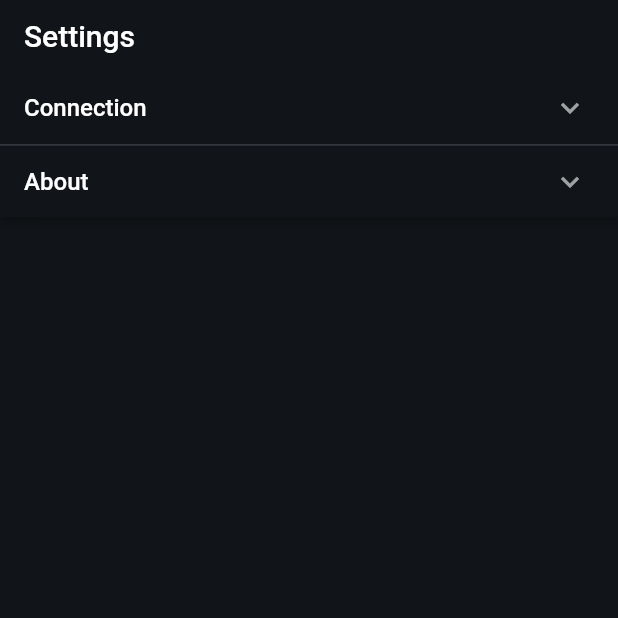
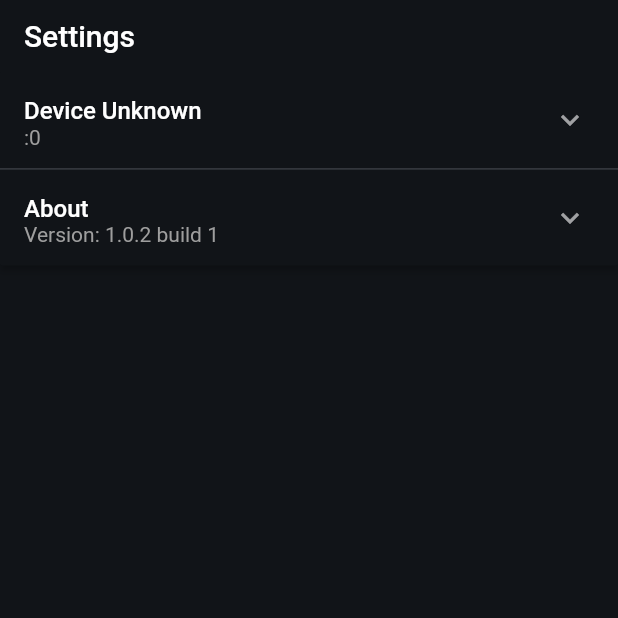
Before and after one commit to madenvel/KalinkaApp, a Flutter app: the screen it shows after launch, on a phone screen of 412 x 824 dp, the top half of it. Run offline on Flutter 3.47's test engine with Material 3 defaults, Android fonts, the phone set to English and light mode, and no system bars; our stand-ins replace cached_network_image, carousel_slider, dio, flutter_cache_manager, logger, package_info_plus and 1 more; missing offline and left inert: bonsoir.

Commit message:
Improve connection screen and setting menu

```diff
--- a/lib/data_provider.dart
+++ b/lib/data_provider.dart
@@ -604,9 +604,11 @@ class VolumeControlProvider with ChangeNotifier {
 }
 
 class ConnectionSettingsProvider with ChangeNotifier {
+  String _name = '';
   String _host = '';
   int _port = 0;
 
+  get name => _name;
   get host => _host;
   get port => _port;
   get isSet => _host.isNotEmpty && _port > 0;
@@ -617,20 +619,30 @@ class ConnectionSettingsProvider with ChangeNotifier {
 
   Future<void> _init() {
     return SharedPreferences.getInstance().then((prefs) {
+      _name = prefs.getString('RpiMusic.name') ?? 'Unknown';
       _host = prefs.getString('RpiMusic.host') ?? '';
       _port = prefs.getInt('RpiMusic.port') ?? 0;
       notifyListeners();
     });
   }
 
-  Future<void> setAddress(String host, int port) {
+  Future<void> setDevice(String name, String host, int port) {
     return SharedPreferences.getInstance().then((prefs) {
+      prefs.setString('RpiMusic.name', name);
       prefs.setString('RpiMusic.host', host);
       prefs.setInt('RpiMusic.port', port);
+      _name = name;
       _host = host;
       _port = port;
       notifyListeners();
     });
+  }
+
+  void reset() {
+    _name = '';
+    _host = '';
+    _port = 0;
+    notifyListeners();
   }
 }
 
--- a/lib/settings_tab.dart
+++ b/lib/settings_tab.dart
@@ -74,37 +74,42 @@ class _SettingsTabState extends State<SettingsTab> {
       initialOpenPanelValue: expandedSection,
       children: [
         ExpansionPanelRadio(
-            value: 0,
-            headerBuilder: (BuildContext context, bool isExpanded) {
-              return const ListTile(
-                title: Text('Connection'),
-              );
-            },
-            body: Column(children: [
-              const Divider(),
-              const Align(
-                  alignment: Alignment.centerLeft,
-                  child: Padding(
-                    padding: EdgeInsets.only(left: 16),
-                    child: Text('Pick a service to connect to:'),
-                  )),
-              buildDiscoverySection(context),
-              const Divider(),
-              buildManualOptionSection(context)
-            ]),
-            canTapOnHeader: true),
+          value: 0,
+          headerBuilder: (BuildContext context, bool isExpanded) {
+            return ListTile(
+              title: Text(
+                  'Device ${context.read<ConnectionSettingsProvider>().name}'),
+              subtitle: Text(
+                  '${context.read<ConnectionSettingsProvider>().host}:${context.read<ConnectionSettingsProvider>().port}'),
+            );
+          },
+          body: Padding(
+            padding: const EdgeInsets.all(8.0),
+            child: ElevatedButton(
+              onPressed: () {
+                Navigator.pop(context);
+                context.read<ConnectionSettingsProvider>().reset();
+              },
+              child: const Text('Setup another device'),
+            ),
+          ),
+          canTapOnHeader: true,
+        ),
         ExpansionPanelRadio(
             value: 1,
             headerBuilder: (BuildContext context, bool isExpanded) {
-              return const ListTile(
-                title: Text('About'),
+              return ListTile(
+                title: const Text('About'),
+                subtitle: isExpanded
+                    ? null
+                    : Text('Version: $_appVersion build $_appBuildNumber'),
               );
             },
             body: Column(children: [
               Align(
                   alignment: Alignment.centerLeft,
                   child: Padding(
-                    padding: const EdgeInsets.only(left: 32),
+                    padding: const EdgeInsets.only(top: 8, bottom: 8, left: 32),
                     child: Text('Version: $_appVersion build $_appBuildNumber'),
                   )),
               const SizedBox(height: 16)
@@ -114,88 +119,7 @@ class _SettingsTabState extends State<SettingsTab> {
     );
   }
 
-  Widget buildDiscoverySection(BuildContext context) {
-    final services = context.watch<ServiceDiscoveryDataProvider>().services;
-    return SizedBox(
-      height:
-          64 * (services.length.toDouble() + (services.isEmpty ? 1.0 : 0.0)),
-      child: ListView.builder(
-          itemBuilder: (context, index) {
-            if (index < services.length) {
-              return ListTile(
-                  title: Text(services[index].name),
-                  leading: const Icon(Icons.launch),
-                  onTap: services[index].host != null &&
-                          services[index].host!.isNotEmpty &&
-                          services[index].port != 0
-                      ? () {
-                          setState(() {
-                            _addressController.text = services[index].host!;
-                            _portController.text =
-                                services[index].port.toString();
-                          });
-                        }
-                      : null);
-            } else {
-              return services.isEmpty
-                  ? const Center(child: CircularProgressIndicator())
-                  : const SizedBox.shrink();
-            }
-          },
-          itemCount: services.length + 1),
-    );
-  }
-
-  Widget buildManualOptionSection(BuildContext context) {
-    return Padding(
-      padding: const EdgeInsets.all(8.0),
-      child: Row(
-        children: [
-          Expanded(
-              child: TextField(
-            controller: _addressController,
-            decoration: const InputDecoration(
-              border: OutlineInputBorder(),
-              labelText: 'Host',
-            ),
-            onChanged: (value) {
-              setState(() {});
-            },
-          )),
-          const SizedBox(width: 8),
-          SizedBox(
-              width: 100,
-              child: TextField(
-                keyboardType: TextInputType.number,
-                controller: _portController,
-                decoration: const InputDecoration(
-                  border: OutlineInputBorder(),
-                  labelText: 'Port',
-                ),
-                onChanged: (value) {
-                  setState(() {});
-                },
-              )),
-          Padding(
-            padding:
-                const EdgeInsets.only(left: 8, right: 8, bottom: 8, top: 8),
-            child: Align(
-                alignment: Alignment.centerRight,
-                child: ElevatedButton(
-                    onPressed: _portController.text.isEmpty ||
-                            _addressController.text.isEmpty
-                        ? null
-                        : () {
-                            context
-                                .read<ConnectionSettingsProvider>()
-                                .setAddress(_addressController.text,
-                                    int.parse(_portController.text));
-                            widget.onCloseRequested?.call();
-                          },
-                    child: const Text('Connect'))),
-          )
-        ],
-      ),
-    );
+  Widget buildDynamicOptions(BuildContext context) {
+    return const SizedBox.shrink();
   }
 }
```
Also changed, not shown: lib/discovery_widget.dart (added, +221 -0 lines), lib/service_discovery.dart (+6 -1 lines), pubspec.yaml (+3 -4 lines), assets/redberry_hdpi.png (added), assets/redberry_icon.png (added), assets/redberry_icon.svg (deleted).
